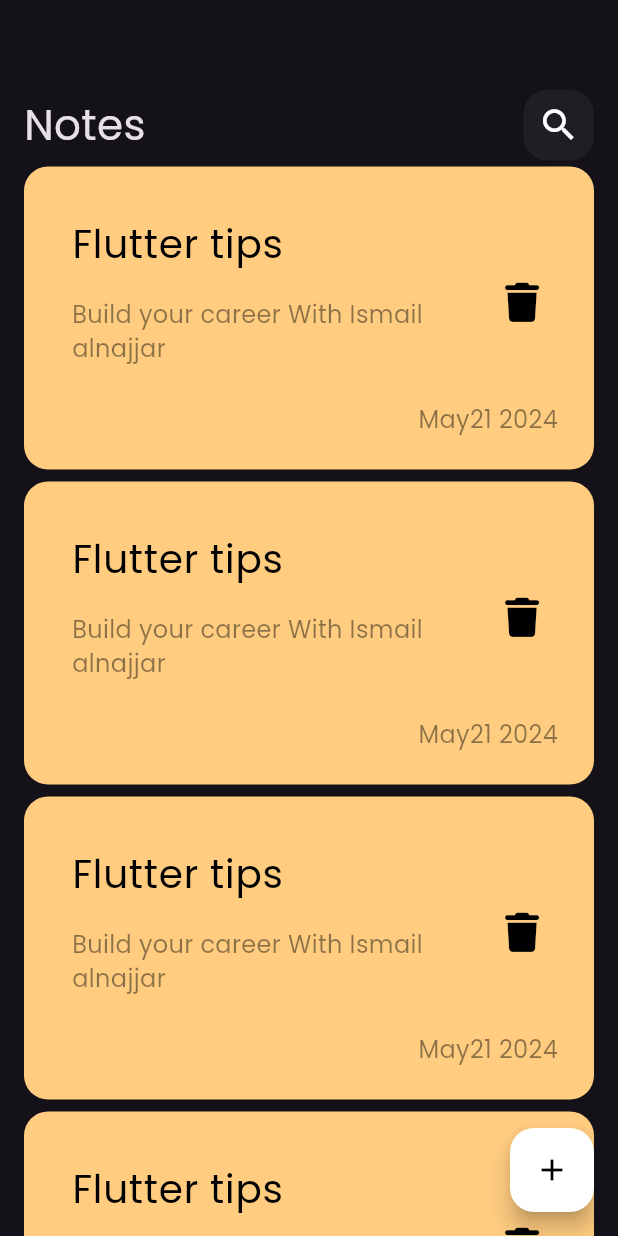
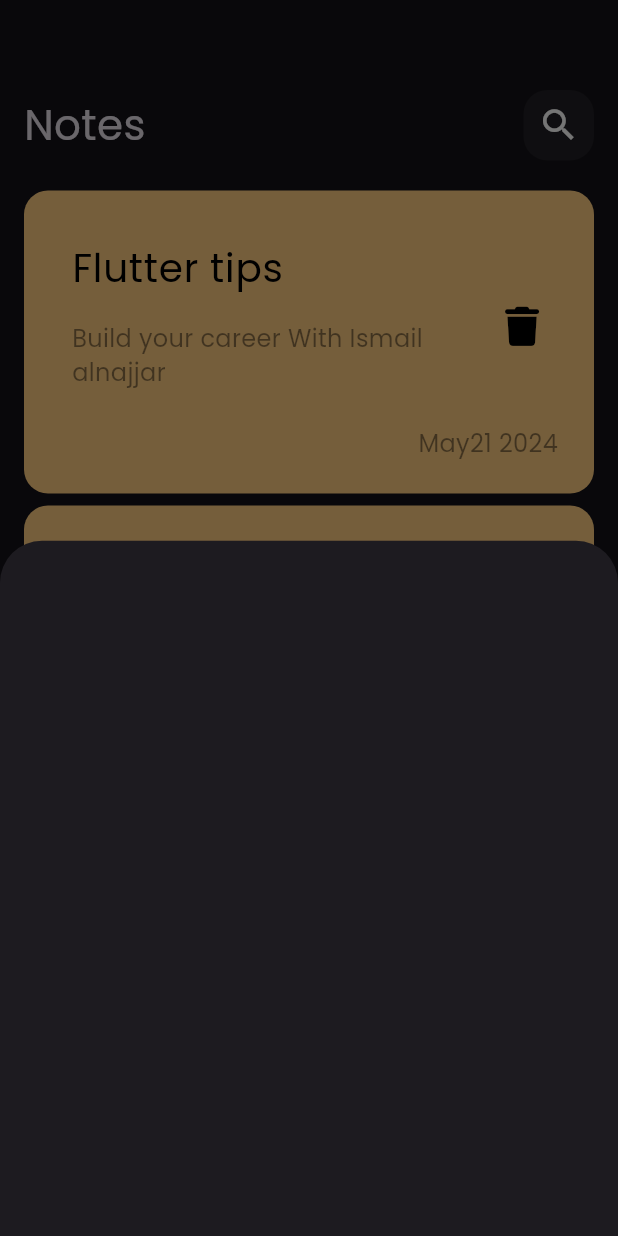
Before and after one commit to ismail-alnajjar/notes_app, a Flutter app: the screen it shows after launch, after a tap on the "add" icon, on a phone screen of 412 x 824 dp. Run offline on Flutter 3.47's test engine with Material 3 defaults, Android fonts, the phone set to English and light mode, and no system bars; our stand-ins replace font_awesome_flutter.

Commit message:
add class(addNotes)

```diff
--- /dev/null
+++ b/lib/item/Add_Notes.dart
@@ -0,0 +1,10 @@
+import 'package:flutter/material.dart';
+
+class addNotes extends StatelessWidget {
+  const addNotes({super.key});
+
+  @override
+  Widget build(BuildContext context) {
+    return Container();
+  }
+}
--- a/lib/item/NotesListView.dart
+++ b/lib/item/NotesListView.dart
@@ -6,7 +6,10 @@ class Noteslistview extends StatelessWidget {
 
   @override
   Widget build(BuildContext context) {
-    return ListView.builder(
+    return Padding(
+      padding: const EdgeInsets.symmetric(vertical: 16),
+      child: ListView.builder(
+        padding: EdgeInsets.zero,
         itemBuilder: (context, index) {
           return const Padding(
             padding: EdgeInsets.symmetric(vertical: 4),
@@ -14,6 +17,7 @@ class Noteslistview extends StatelessWidget {
           );
         },
         itemCount: 5,
+      ),
     );
   }
 }
--- a/lib/view/NotesView.dart
+++ b/lib/view/NotesView.dart
@@ -1,4 +1,5 @@
 import 'package:flutter/material.dart';
+import 'package:notes_app/item/Add_Notes.dart';
 import 'package:notes_app/widget/notes_view_body.dart';
 
 class NotesView extends StatelessWidget {
@@ -9,7 +10,13 @@ class NotesView extends StatelessWidget {
     return Scaffold(
       floatingActionButton: FloatingActionButton(
         backgroundColor: Colors.white,
-        onPressed: () {},
+        onPressed: () {
+          showModalBottomSheet(
+              context: context,
+              builder: (context) {
+                return addNotes();
+              });
+        },
         child: const Icon(
           Icons.add,
           color: Colors.black,
```
Lines whose indentation alone changed are shown as unchanged.
